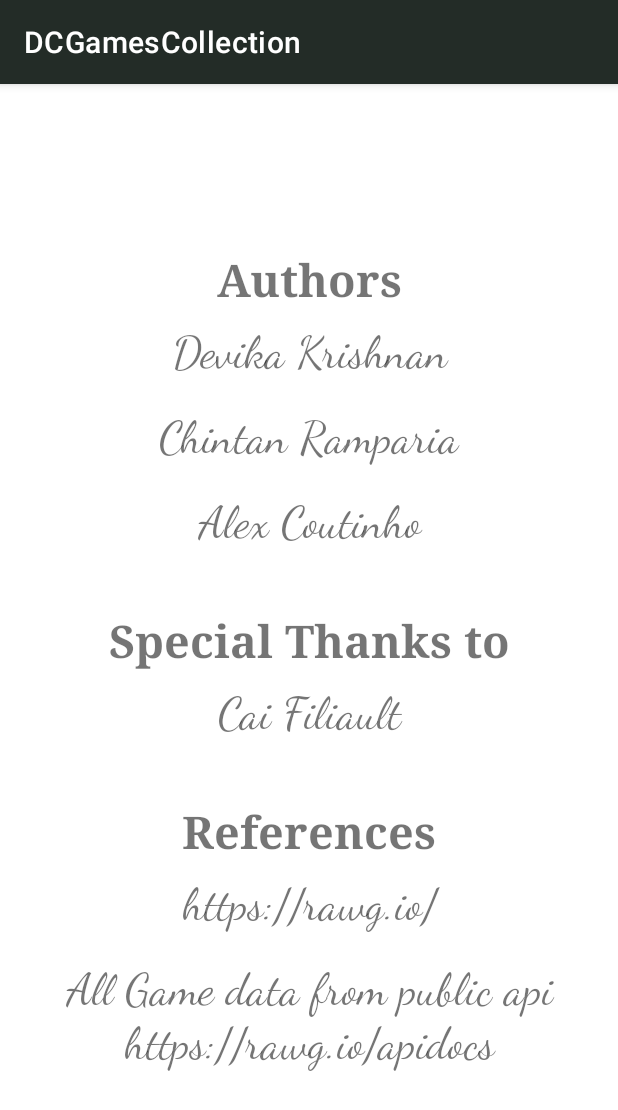
After one commit to KrishnanDevika/DC-Games-Collections, an Android app: the fragment CreditsFragment shown on its own in the app's theme, on a phone screen of 412 x 824 dp. The commit adds this screen. Shown: the top 1110 px of the screen. Run offline under Robolectric (Android 15) with nearby library versions, the phone set to English and light mode, and no system bars; network calls fail.

Commit message:
#60 Implemented Credits Option in settings fragment * Added animation for credits page

```diff
--- /dev/null
+++ b/app/src/main/java/com/example/dcgamescollection/Fragments/CreditsFragment.java
@@ -0,0 +1,72 @@
+package com.example.dcgamescollection.Fragments;
+
+import android.os.Bundle;
+
+import androidx.fragment.app.Fragment;
+
+import android.view.LayoutInflater;
+import android.view.View;
+import android.view.ViewGroup;
+import android.view.animation.Animation;
+import android.view.animation.AnimationUtils;
+import android.widget.LinearLayout;
+
+import com.example.dcgamescollection.R;
+
+/**
+ * A simple {@link Fragment} subclass.
+ * Use the {@link CreditsFragment#newInstance} factory method to
+ * create an instance of this fragment.
+ */
+public class CreditsFragment extends Fragment {
+
+    // TODO: Rename parameter arguments, choose names that match
+    // the fragment initialization parameters, e.g. ARG_ITEM_NUMBER
+    private static final String ARG_PARAM1 = "param1";
+    private static final String ARG_PARAM2 = "param2";
+
+    // TODO: Rename and change types of parameters
+    private String mParam1;
+    private String mParam2;
+
+    public CreditsFragment() {
+        // Required empty public constructor
+    }
+
+    /**
+     * Use this factory method to create a new instance of
+     * this fragment using the provided parameters.
+     *
+     * @param param1 Parameter 1.
+     * @param param2 Parameter 2.
+     * @return A new instance of fragment CreditsFragment.
+     */
+    // TODO: Rename and change types and number of parameters
+    public static CreditsFragment newInstance(String param1, String param2) {
+        CreditsFragment fragment = new CreditsFragment();
+        Bundle args = new Bundle();
+        args.putString(ARG_PARAM1, param1);
+        args.putString(ARG_PARAM2, param2);
+        fragment.setArguments(args);
+        return fragment;
+    }
+
+    @Override
+    public void onCreate(Bundle savedInstanceState) {
+        super.onCreate(savedInstanceState);
+        if (getArguments() != null) {
+            mParam1 = getArguments().getString(ARG_PARAM1);
+            mParam2 = getArguments().getString(ARG_PARAM2);
+        }
+    }
+
+    @Override
+    public View onCreateView(LayoutInflater inflater, ViewGroup container,
+                             Bundle savedInstanceState) {
+        View view = inflater.inflate(R.layout.fragment_credits, container, false);
+        LinearLayout layout = view.findViewById(R.id.creditLayout);
+        Animation animation = AnimationUtils.loadAnimation(getContext(), R.anim.step_animation);
+        layout.startAnimation(animation);
+        return view;
+    }
+}
--- a/app/src/main/java/com/example/dcgamescollection/Settings/SettingsFragment.java
+++ b/app/src/main/java/com/example/dcgamescollection/Settings/SettingsFragment.java
@@ -95,6 +95,7 @@ public class SettingsFragment extends Fragment {
                     case 2:
                         break;
                     case 3:
+                        Navigation.findNavController(view).navigate(R.id.nav_credits);
                         break;
                 }
             }
--- /dev/null
+++ b/app/src/main/res/anim/step_animation.xml
@@ -0,0 +1,7 @@
+<?xml version="1.0" encoding="utf-8"?>
+<translate xmlns:android="http://schemas.android.com/apk/res/android"
+    android:fromYDelta="100%"
+    android:toYDelta="0%"
+    android:duration="2500">
+
+</translate>
--- /dev/null
+++ b/app/src/main/res/layout/fragment_credits.xml
@@ -0,0 +1,115 @@
+<?xml version="1.0" encoding="utf-8"?>
+<ScrollView
+    xmlns:android="http://schemas.android.com/apk/res/android"
+    xmlns:tools="http://schemas.android.com/tools"
+    android:layout_width="match_parent"
+    android:layout_height="match_parent">
+
+
+    <LinearLayout
+        android:id="@+id/creditLayout"
+        android:layout_width="match_parent"
+        android:layout_height="wrap_content"
+        android:orientation="vertical"
+        android:layout_gravity="center"
+        android:layout_margin="@dimen/inner_layout_padding"
+        android:padding="@dimen/layout_padding"
+        tools:context=".Fragments.CreditsFragment">
+
+        <TextView
+            android:id="@+id/author"
+            android:layout_width="match_parent"
+            android:layout_height="wrap_content"
+            android:fontFamily="serif"
+            android:gravity="center"
+            android:layout_marginTop="@dimen/layout_padding"
+            android:textSize="@dimen/credit_title_size"
+            android:text="@string/author"
+            android:textStyle="bold" />
+
+        <TextView
+            android:id="@+id/authorName"
+            android:layout_width="match_parent"
+            android:layout_height="wrap_content"
+            android:text="@string/authorName1"
+            android:layout_margin="@dimen/layout_padding"
+            android:fontFamily="cursive"
+            android:gravity="center"
+            android:textSize="@dimen/credit_title_size" />
+        <TextView
+            android:id="@+id/authorName2"
+            android:layout_width="match_parent"
+            android:layout_height="wrap_content"
+            android:text="@string/authorName2"
+            android:layout_margin="@dimen/layout_padding"
+            android:fontFamily="cursive"
+            android:gravity="center"
+            android:textSize="@dimen/credit_title_size" />
+        <TextView
+            android:id="@+id/authorName3"
+            android:layout_width="match_parent"
+            android:layout_height="wrap_content"
+            android:text="@string/authorName3"
+            android:layout_margin="@dimen/layout_padding"
+            android:fontFamily="cursive"
+            android:gravity="center"
+            android:textSize="@dimen/credit_title_size" />
+
+
+        <TextView
+            android:id="@+id/specialThanks"
+            android:layout_width="match_parent"
+            android:layout_height="wrap_content"
+            android:text="@string/specialThanks"
+            android:layout_marginTop="@dimen/inner_layout_padding"
+            android:paddingTop="@dimen/layout_padding"
+            android:fontFamily="serif"
+            android:gravity="center"
+            android:textSize="@dimen/credit_title_size"
+            android:textStyle="bold"/>
+
+        <TextView
+            android:id="@+id/memberName"
+            android:layout_width="match_parent"
+            android:layout_height="wrap_content"
+            android:text="@string/specialName"
+            android:layout_margin="@dimen/layout_padding"
+            android:fontFamily="cursive"
+            android:gravity="center"
+            android:textSize="@dimen/credit_title_size"/>
+
+        <TextView
+            android:id="@+id/imageAssets"
+            android:layout_width="match_parent"
+            android:layout_height="wrap_content"
+            android:text="@string/refernces"
+            android:fontFamily="serif"
+            android:gravity="center"
+            android:layout_marginTop="@dimen/inner_layout_padding"
+            android:paddingTop="@dimen/layout_padding"
+            android:textSize="@dimen/credit_title_size"
+            android:textStyle="bold"/>
+
+        <TextView
+            android:id="@+id/asset1"
+            android:layout_width="match_parent"
+            android:layout_height="wrap_content"
+            android:text="@string/api_ref"
+            android:fontFamily="cursive"
+            android:gravity="center"
+            android:layout_margin="@dimen/layout_padding"
+            android:textSize="@dimen/credit_title_size"/>
+
+        <TextView
+            android:id="@+id/asset2"
+            android:layout_width="match_parent"
+            android:layout_height="wrap_content"
+            android:text="@string/api_ref2"
+            android:fontFamily="cursive"
+            android:layout_margin="@dimen/layout_padding"
+            android:gravity="center"
+            android:textSize="@dimen/credit_title_size"/>
+
+    </LinearLayout>
+
+</ScrollView>
--- a/app/src/main/res/navigation/mobile_navigation.xml
+++ b/app/src/main/res/navigation/mobile_navigation.xml
@@ -42,4 +42,8 @@
         android:id="@+id/nav_filter"
         android:name="com.example.dcgamescollection.FilterFragment"
         android:label="FilterFragment" />
+    <fragment
+        android:id="@+id/nav_credits"
+        android:name="com.example.dcgamescollection.Fragments.CreditsFragment"
+        android:label="CreditsFragment" />
 </navigation>
--- a/app/src/main/res/values/dimens.xml
+++ b/app/src/main/res/values/dimens.xml
@@ -11,4 +11,9 @@
     <dimen name="contact_list_icon_height">60dp</dimen>
     <dimen name="contact_title_size">20sp</dimen>
     <dimen name="contact_list_text_size">18sp</dimen>
+    <dimen name="inner_layout_padding">20dp</dimen>
+    <dimen name="top_margin">40dp</dimen>
+    <dimen name="list_text_size">20sp</dimen>
+    <dimen name="credit_title_size">30sp</dimen>
+    <dimen name="heading_title_size">30sp</dimen>
 </resources>
--- a/app/src/main/res/values/strings.xml
+++ b/app/src/main/res/values/strings.xml
@@ -25,4 +25,15 @@
     <string name="filter_title2">Genres</string>
     <string name="parent_title">Parent Mode</string>
 
+    <string name="author">Authors</string>
+    <string name="authorName1">Devika Krishnan</string>
+    <string name="authorName2">Chintan Ramparia</string>
+    <string name="authorName3">Alex Coutinho</string>
+
+    <string name="specialThanks">Special Thanks to</string>
+    <string name="specialName">Cai Filiault</string>
+    <string name="refernces">References</string>
+    <string name="api_ref">https://rawg.io/</string>
+    <string name="api_ref2">All Game data from public api https://rawg.io/apidocs</string>
+
 </resources>
```
